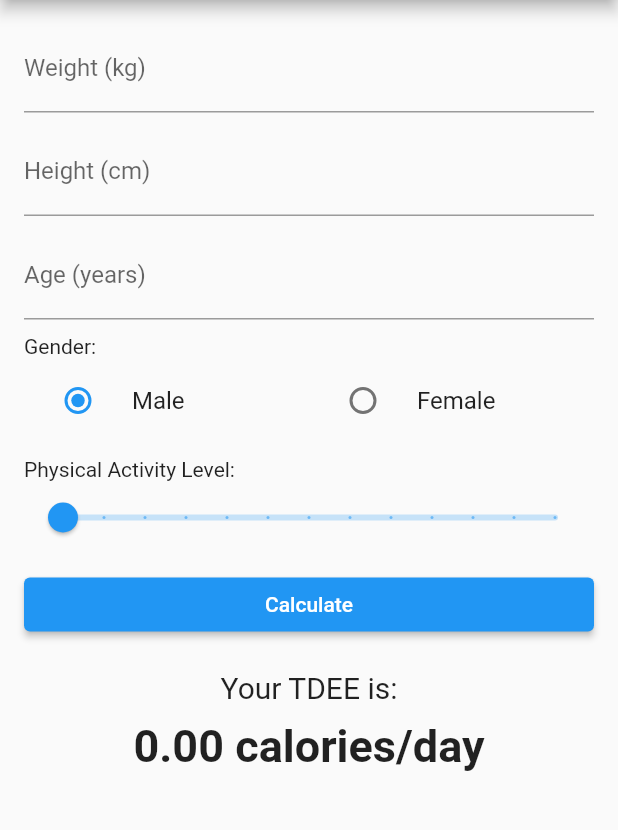
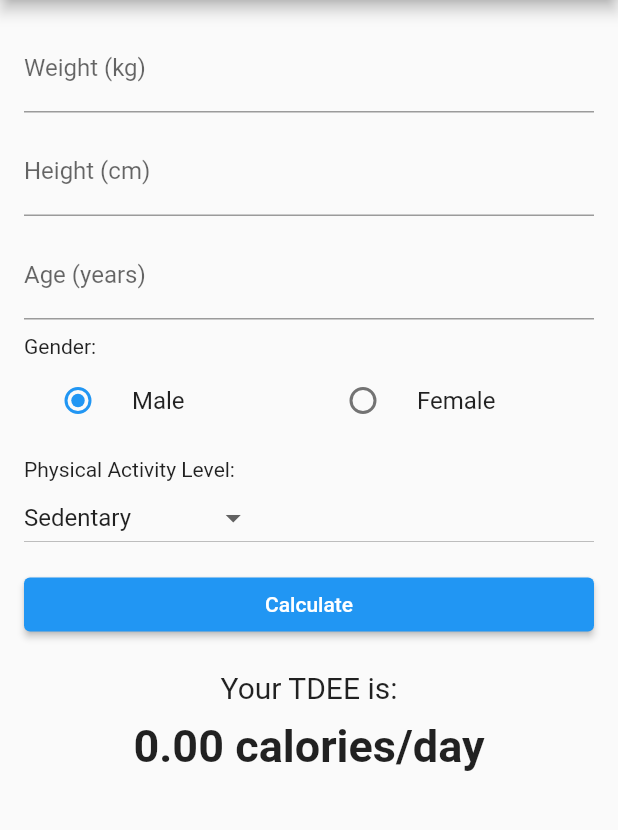
Before and after one commit to mlehau21/bmi4, a Flutter app: the TDEEScreen screen opened directly, after a tap on "Calculate", on a phone screen of 412 x 824 dp, the part 84-914 px from its top. Run offline on Flutter 3.47's test engine with Material 2 defaults, Android fonts, the phone set to English and light mode, and no system bars.

Commit message:
trang tdee

```diff
--- a/lib/calculator/tdee.dart
+++ b/lib/calculator/tdee.dart
@@ -17,6 +17,15 @@ class _TDEEScreenState extends State<TDEEScreen> {
   double _tdeeResult = 0;
   bool _isMale = true;
   double _activityLevel = 1.2;
+  String _selectedActivityLevel = 'Ít vận động';
+
+  List<String> _activityLevels = [
+    'Ít vận động',
+    'Vận động nhẹ',
+    'Vận động vừa',
+    'Vận động nhiều',
+    'Vận động cực nhiều',
+  ];
 
   void _calculateTDEE() {
     final weight = double.parse(_weightController.text);
@@ -29,6 +38,24 @@ class _TDEEScreenState extends State<TDEEScreen> {
       bmr = (10 * weight) + (6.25 * height) - (5 * age) + 5;
     } else {
       bmr = (10 * weight) + (6.25 * height) - (5 * age) - 161;
+    }
+
+    switch (_selectedActivityLevel) {
+      case 'Ít vận động':
+        _activityLevel = 1.2;
+        break;
+      case 'Vận động nhẹ':
+        _activityLevel = 1.375;
+        break;
+      case 'Vận động vừa':
+        _activityLevel = 1.55;
+        break;
+      case 'Vận động nhiều':
+        _activityLevel = 1.725;
+        break;
+      case 'Vận động cực nhiều':
+        _activityLevel = 1.9;
+        break;
     }
 
     _tdeeResult = bmr * _activityLevel;
@@ -96,17 +123,35 @@ class _TDEEScreenState extends State<TDEEScreen> {
             ),
             SizedBox(height: 10),
             Text('Physical Activity Level:'),
-            Slider(
+            DropdownButton(
               value: _activityLevel,
-              min: 1.2,
-              max: 2.4,
-              divisions: 12,
+              items: [
+                DropdownMenuItem(
+                  child: Text('Sedentary'),
+                  value: 1.2,
+                ),
+                DropdownMenuItem(
+                  child: Text('Lightly Active'),
+                  value: 1.375,
+                ),
+                DropdownMenuItem(
+                  child: Text('Moderately Active'),
+                  value: 1.55,
+                ),
+                DropdownMenuItem(
+                  child: Text('Very Active'),
+                  value: 1.725,
+                ),
+                DropdownMenuItem(
+                  child: Text('Extremely Active'),
+                  value: 1.9,
+                ),
+              ],
               onChanged: (value) {
                 setState(() {
-                  _activityLevel = value;
+                  _activityLevel = value as double;
                 });
               },
-              label: _activityLevel.toStringAsFixed(1),
             ),
             SizedBox(height: 10),
             ElevatedButton(
```
